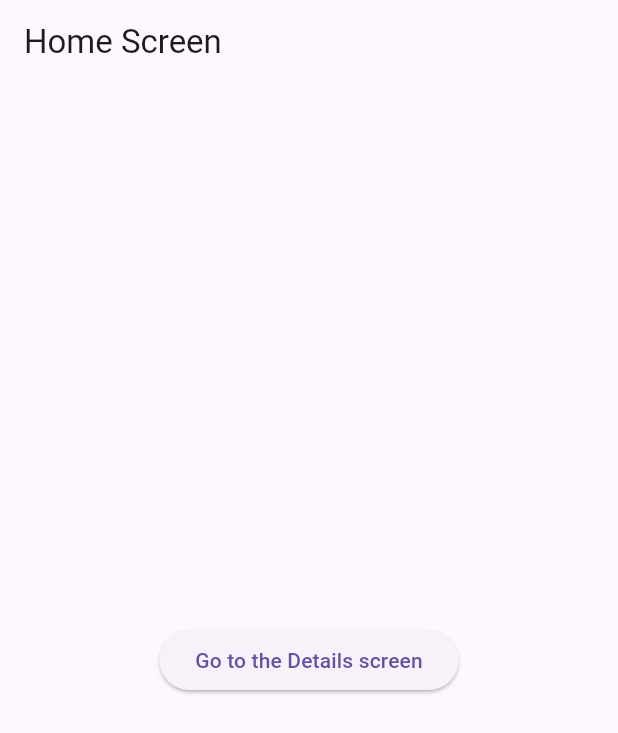
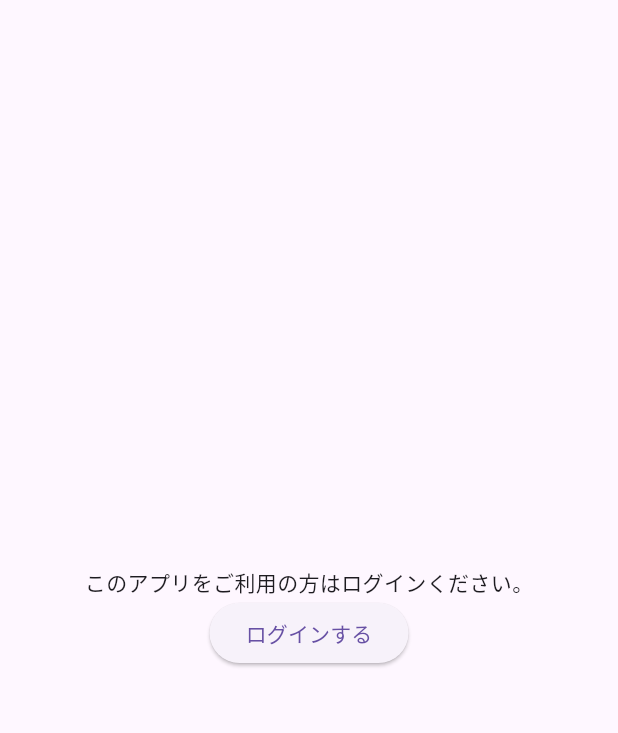
Before and after one commit to orechen422dazo/udemy_go_router, a Flutter app: the screen it shows after launch, on a phone screen of 412 x 824 dp. Shown: the top 733 px of the screen. Run offline on Flutter 3.47's test engine with Material 3 defaults, Android fonts, the phone set to English and light mode, and no system bars; our stand-ins replace go_router, shared_preferences.

Commit message:
added: routing

```diff
--- /dev/null
+++ b/lib/login_page.dart
@@ -0,0 +1,27 @@
+import 'package:flutter/material.dart';
+import 'package:go_router/go_router.dart';
+import 'package:udemy_go_router/sessions.dart';
+
+class LoginPage extends StatelessWidget {
+  const LoginPage({super.key});
+
+  @override
+  Widget build(BuildContext context) {
+    return Scaffold(
+      body: Center(
+        child: Column(
+          mainAxisAlignment: MainAxisAlignment.center,
+          children: [
+            const Text('このアプリをご利用の方はログインください。'),
+            ElevatedButton(onPressed: () async {
+              await login();
+              if(context.mounted) {
+                context.go('/login/redirection');
+              }
+            }, child: const Text('ログインする'))
+          ],
+        ),
+      ),
+    );
+  }
+}
--- a/lib/main.dart
+++ b/lib/main.dart
@@ -1,75 +1,15 @@
 import 'package:flutter/material.dart';
-import 'package:go_router/go_router.dart';
+import 'package:udemy_go_router/router.dart';
 
 void main() => runApp(const MyApp());
 
-/// The route configuration.
-final GoRouter _router = GoRouter(
-  routes: <RouteBase>[
-    GoRoute(
-      path: '/',
-      builder: (BuildContext context, GoRouterState state) {
-        return const HomeScreen();
-      },
-      routes: <RouteBase>[
-        GoRoute(
-          path: 'details',
-          builder: (BuildContext context, GoRouterState state) {
-            return const DetailsScreen();
-          },
-        ),
-      ],
-    ),
-  ],
-);
-
-/// The main app.
 class MyApp extends StatelessWidget {
-  /// Constructs a [MyApp]
   const MyApp({super.key});
 
   @override
   Widget build(BuildContext context) {
     return MaterialApp.router(
-      routerConfig: _router,
+      routerConfig: router,
     );
   }
 }
-
-/// The home screen
-class HomeScreen extends StatelessWidget {
-  /// Constructs a [HomeScreen]
-  const HomeScreen({super.key});
-
-  @override
-  Widget build(BuildContext context) {
-    return Scaffold(
-      appBar: AppBar(title: const Text('Home Screen')),
-      body: Center(
-        child: ElevatedButton(
-          onPressed: () => context.go('/details'),
-          child: const Text('Go to the Details screen'),
-        ),
-      ),
-    );
-  }
-}
-
-/// The details screen
-class DetailsScreen extends StatelessWidget {
-  /// Constructs a [DetailsScreen]
-  const DetailsScreen({super.key});
-
-  @override
-  Widget build(BuildContext context) {
-    return Scaffold(
-      appBar: AppBar(title: const Text('Details Screen')),
-      body: Center(
-        child: ElevatedButton(
-          onPressed: () => context.go('/'),
-          child: const Text('Go back to the Home screen'),
-        ),
-      ),
-    );
-  }
-}
--- /dev/null
+++ b/lib/router.dart
@@ -0,0 +1,60 @@
+import 'package:flutter/material.dart';
+import 'package:go_router/go_router.dart';
+import 'package:udemy_go_router/detail_page.dart';
+import 'package:udemy_go_router/home_page.dart';
+import 'package:udemy_go_router/login_page.dart';
+import 'package:udemy_go_router/sessions.dart';
+import 'package:udemy_go_router/splash_page.dart';
+
+/// The route configuration.
+final GoRouter router = GoRouter(
+  routes: <RouteBase>[
+    /// TOP LEVEL PATH
+    GoRoute(
+      path: '/',
+      name: 'splash',
+      builder: (BuildContext context, GoRouterState state) => const SplashPage(),
+    ),
+    /// TOP LEVEL PATH
+    GoRoute(
+        path: '/login/redirection',
+        name: 'login-redirection',
+        redirect: (BuildContext context, GoRouterState state) async {
+          if (await checkedLoggedIn()) {
+            return '/home';
+          } else {
+            return '/login';
+          }
+        }),
+    /// Page
+    GoRoute(
+        path: '/home',
+        name: 'home',
+      pageBuilder: (context, state) => NoTransitionPage<void>(
+        key: state.pageKey,
+        restorationId: state.pageKey.value,
+        child: const HomePage(),
+      ),
+      routes: [
+        GoRoute(
+          path: 'detail/:id',  // /home/detail/:id となる
+          name: 'detail',
+          builder: (context, state) => DetailPage(
+            id: state.pathParameters['id']!,
+          ),
+        ),
+      ],
+    ),
+    /// Login
+    GoRoute(
+        path: '/login',
+        name: 'login',
+        pageBuilder: (context, state) => NoTransitionPage<void>(
+          key: state.pageKey,
+          restorationId: state.pageKey.value,
+          child: const LoginPage(),
+        ),
+      // builder: (context, state) => const LoginPage(),
+    ),
+  ],
+);
--- a/pubspec.yaml
+++ b/pubspec.yaml
@@ -14,6 +14,7 @@ dependencies:
 
   cupertino_icons: ^1.0.8
   go_router: ^14.6.1
+  shared_preferences: ^2.3.3
 
 dev_dependencies:
   flutter_test:
```
Also changed, not shown: lib/detail_page.dart (added, +28 -0 lines), lib/home_page.dart (added, +52 -0 lines), lib/sessions.dart (added, +17 -0 lines), lib/splash_page.dart (added, +30 -0 lines), pubspec.lock, 4 other files.
